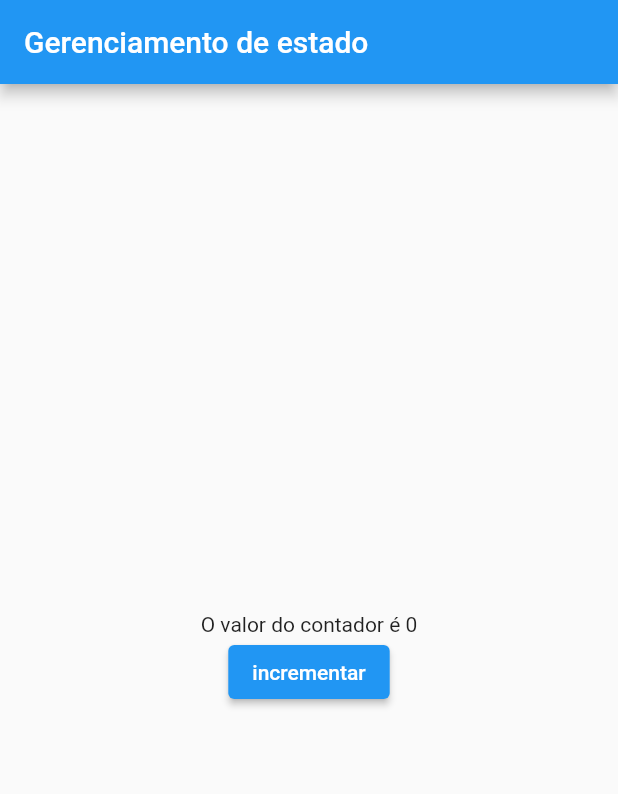
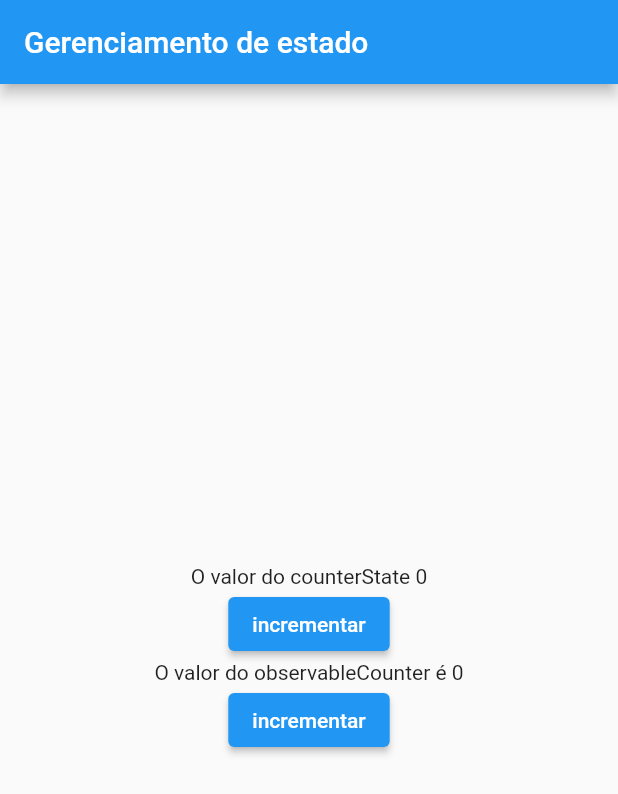
Before and after one commit to itajacy/pm_criando_gerenciamento_estado, a Flutter app: the screen it shows after launch, on a phone screen of 412 x 824 dp. Shown: the top 794 px of the screen. Run offline on Flutter 3.47's test engine with Material 3 defaults, Android fonts, the phone set to English and light mode, and no system bars.

Commit message:
2.13 reatividade de counterState e observableCounter utilizando mixin

```diff
--- a/lib/main.dart
+++ b/lib/main.dart
@@ -46,12 +46,13 @@ class MyHomePage extends StatefulWidget {
 
 class _MyHomePageState extends State<MyHomePage> with ChangeStateMixin {
   final counterState = CounterState();
-  // final observableCounter = StateObservable<int>(0);
+  final observableCounter = StateObservable<int>(0);
 
   @override
   void initState() {
     // registrando o callback para ouvir as mudanças no estado do mixin
     useChangeState(counterState);
+    useChangeState(observableCounter);
     super.initState();
   }
 
@@ -63,10 +64,17 @@ class _MyHomePageState extends State<MyHomePage> with ChangeStateMixin {
         child: Column(
           mainAxisAlignment: MainAxisAlignment.center,
           children: [
-            Text('O valor do contador é ${counterState.counter}'),
+            Text('O valor do counterState ${counterState.counter}'),
             ElevatedButton(
               onPressed: () {
                 counterState.increment();
+              },
+              child: Text("incrementar"),
+            ),
+            Text('O valor do observableCounter é ${observableCounter.state}'),
+            ElevatedButton(
+              onPressed: () {
+                observableCounter.state++;
               },
               child: Text("incrementar"),
             ),
```
